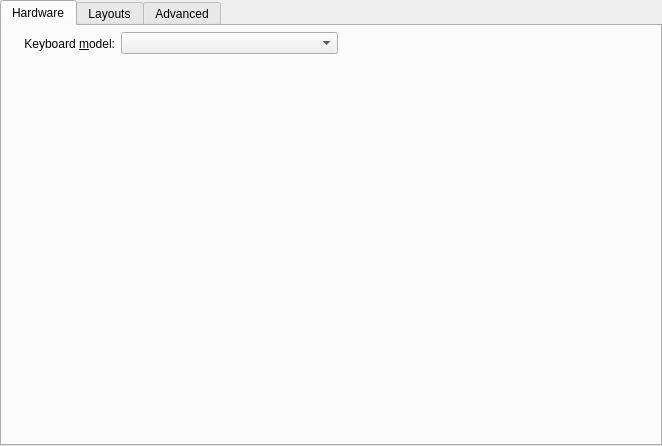
Qt form kcontrol/keyboard/kcm_keyboard.ui (mgottschlag/kwin-tiling) before a commit.
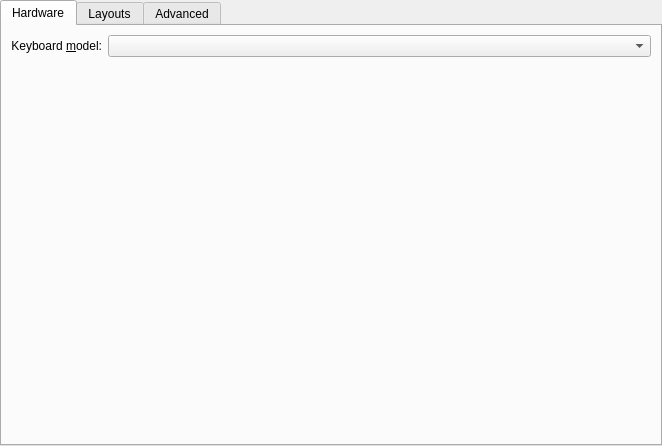
The same form after that commit. Custom widgets are drawn as their Qt base class.

Commit message:
Change the layout so that the Keyboard Model combobox is wide enough to be legible.
Tried to make the "lowerHardwareWidget" resize properly, but failed. It either
needs code changes, or to be refactored out of existence.

The edit to the form file:
```diff
--- a/kcontrol/keyboard/kcm_keyboard.ui
+++ b/kcontrol/keyboard/kcm_keyboard.ui
@@ -17,33 +17,8 @@
    <attribute name="title">
     <string>Hardware</string>
    </attribute>
-   <widget class="QWidget" name="lowerHardwareWidget" native="true">
-    <property name="geometry">
-     <rect>
-      <x>4</x>
-      <y>33</y>
-      <width>646</width>
-      <height>379</height>
-     </rect>
-    </property>
-    <property name="sizePolicy">
-     <sizepolicy hsizetype="Preferred" vsizetype="Expanding">
-      <horstretch>0</horstretch>
-      <verstretch>0</verstretch>
-     </sizepolicy>
-    </property>
-   </widget>
-   <widget class="QWidget" name="layoutWidget">
-    <property name="geometry">
-     <rect>
-      <x>5</x>
-      <y>5</y>
-      <width>331</width>
-      <height>25</height>
-     </rect>
-    </property>
-    <layout class="QHBoxLayout" name="horizontalLayout_2">
-     <item>
+   <layout class="QFormLayout" name="formLayout">
+    <item row="0" column="0">
       <widget class="QLabel" name="label_4">
        <property name="sizePolicy">
         <sizepolicy hsizetype="Minimum" vsizetype="Preferred">
@@ -62,7 +37,7 @@
        </property>
       </widget>
      </item>
-     <item>
+    <item row="0" column="1">
       <widget class="QComboBox" name="keyboardModelComboBox">
        <property name="sizePolicy">
         <sizepolicy hsizetype="Expanding" vsizetype="Fixed">
@@ -77,10 +52,39 @@
        <property name="maxVisibleItems">
         <number>15</number>
        </property>
-      </widget>
-     </item>
-    </layout>
-   </widget>
+      <property name="sizeAdjustPolicy">
+       <enum>QComboBox::AdjustToContents</enum>
+      </property>
+     </widget>
+    </item>
+    <item row="1" column="0" colspan="2">
+     <widget class="QWidget" name="lowerHardwareWidget" native="true">
+      <property name="sizePolicy">
+       <sizepolicy hsizetype="Expanding" vsizetype="Expanding">
+        <horstretch>1</horstretch>
+        <verstretch>1</verstretch>
+       </sizepolicy>
+      </property>
+      <property name="minimumSize">
+       <size>
+        <width>0</width>
+        <height>100</height>
+       </size>
+      </property>
+      <property name="baseSize">
+       <size>
+        <width>0</width>
+        <height>0</height>
+       </size>
+      </property>
+      <layout class="QFormLayout" name="formLayout_2">
+       <property name="fieldGrowthPolicy">
+        <enum>QFormLayout::AllNonFixedFieldsGrow</enum>
+       </property>
+      </layout>
+     </widget>
+    </item>
+   </layout>
   </widget>
   <widget class="QWidget" name="tabLayouts">
    <attribute name="title">
```
Left out of the diff: 3 changed lines with no effect on the pictures. Lines whose indentation alone changed are shown as unchanged.
